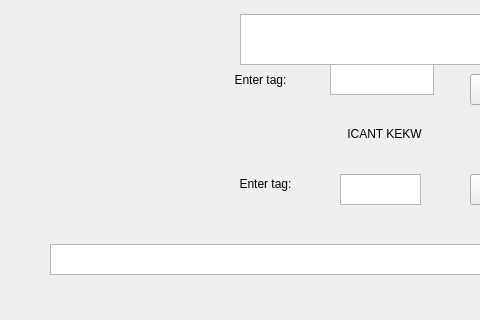
Qt form scorewindow.ui (BaoPun/MarioKartLoungeScoreTracker) before a commit; both pictures show x 0 to 480 and y 186 to 506 of the 803 by 506 pixel window.
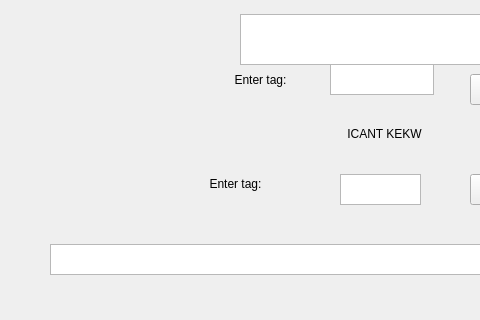
The same form after that commit.

Commit message: Refactored code and improved UI for allocating points for a specific placement

What changed in the file:
```diff
--- a/scorewindow.ui
+++ b/scorewindow.ui
@@ -95,9 +95,9 @@
    <widget class="QLabel" name="point_label">
     <property name="geometry">
      <rect>
-      <x>230</x>
+      <x>170</x>
       <y>360</y>
-      <width>71</width>
+      <width>131</width>
       <height>20</height>
      </rect>
     </property>
```
The commit also changes 4 other files.
